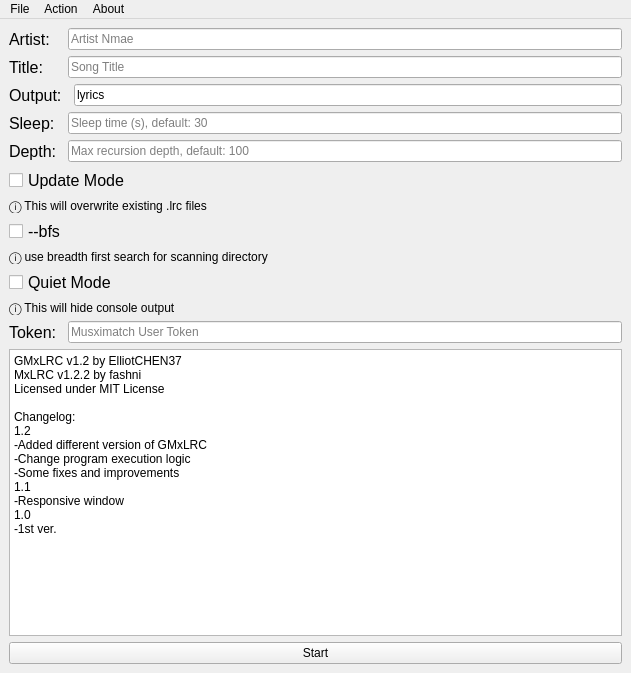
First picture: the form in win.ui, repository ElliotCHEN37/GMxLRC, before the edit.
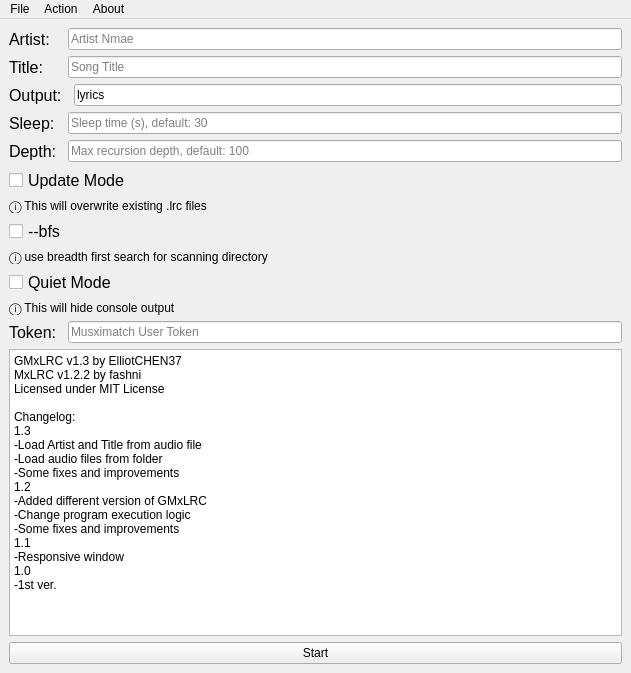
Second picture: the form after the edit.

The edit to the form file:
```diff
--- a/win.ui
+++ b/win.ui
@@ -231,11 +231,15 @@
 &lt;html&gt;&lt;head&gt;&lt;meta name=&quot;qrichtext&quot; content=&quot;1&quot; /&gt;&lt;style type=&quot;text/css&quot;&gt;
 p, li { white-space: pre-wrap; }
 &lt;/style&gt;&lt;/head&gt;&lt;body style=&quot; font-family:'Arial'; font-size:9pt; font-weight:400; font-style:normal;&quot;&gt;
-&lt;p style=&quot; margin-top:0px; margin-bottom:0px; margin-left:0px; margin-right:0px; -qt-block-indent:0; text-indent:0px;&quot;&gt;GMxLRC v1.2 by ElliotCHEN37&lt;/p&gt;
+&lt;p style=&quot; margin-top:0px; margin-bottom:0px; margin-left:0px; margin-right:0px; -qt-block-indent:0; text-indent:0px;&quot;&gt;GMxLRC v1.3 by ElliotCHEN37&lt;/p&gt;
 &lt;p style=&quot; margin-top:0px; margin-bottom:0px; margin-left:0px; margin-right:0px; -qt-block-indent:0; text-indent:0px;&quot;&gt;MxLRC v1.2.2 by fashni&lt;/p&gt;
 &lt;p style=&quot; margin-top:0px; margin-bottom:0px; margin-left:0px; margin-right:0px; -qt-block-indent:0; text-indent:0px;&quot;&gt;Licensed under MIT License&lt;/p&gt;
 &lt;p style=&quot;-qt-paragraph-type:empty; margin-top:0px; margin-bottom:0px; margin-left:0px; margin-right:0px; -qt-block-indent:0; text-indent:0px;&quot;&gt;&lt;br /&gt;&lt;/p&gt;
 &lt;p style=&quot; margin-top:0px; margin-bottom:0px; margin-left:0px; margin-right:0px; -qt-block-indent:0; text-indent:0px;&quot;&gt;Changelog:&lt;/p&gt;
+&lt;p style=&quot; margin-top:0px; margin-bottom:0px; margin-left:0px; margin-right:0px; -qt-block-indent:0; text-indent:0px;&quot;&gt;1.3&lt;/p&gt;
+&lt;p style=&quot; margin-top:0px; margin-bottom:0px; margin-left:0px; margin-right:0px; -qt-block-indent:0; text-indent:0px;&quot;&gt;-Load Artist and Title from audio file&lt;/p&gt;
+&lt;p style=&quot; margin-top:0px; margin-bottom:0px; margin-left:0px; margin-right:0px; -qt-block-indent:0; text-indent:0px;&quot;&gt;-Load audio files from folder&lt;/p&gt;
+&lt;p style=&quot; margin-top:0px; margin-bottom:0px; margin-left:0px; margin-right:0px; -qt-block-indent:0; text-indent:0px;&quot;&gt;-Some fixes and improvements&lt;/p&gt;
 &lt;p style=&quot; margin-top:0px; margin-bottom:0px; margin-left:0px; margin-right:0px; -qt-block-indent:0; text-indent:0px;&quot;&gt;1.2&lt;/p&gt;
 &lt;p style=&quot; margin-top:0px; margin-bottom:0px; margin-left:0px; margin-right:0px; -qt-block-indent:0; text-indent:0px;&quot;&gt;-Added different version of GMxLRC&lt;/p&gt;
 &lt;p style=&quot; margin-top:0px; margin-bottom:0px; margin-left:0px; margin-right:0px; -qt-block-indent:0; text-indent:0px;&quot;&gt;-Change program execution logic&lt;/p&gt;
```
